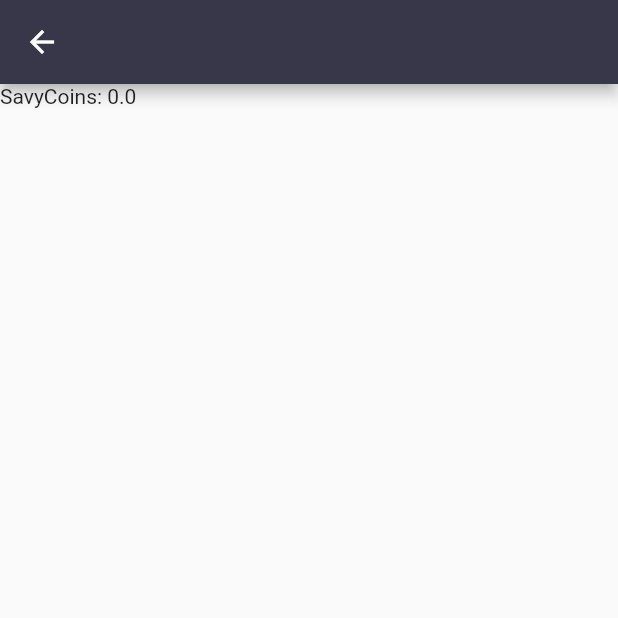
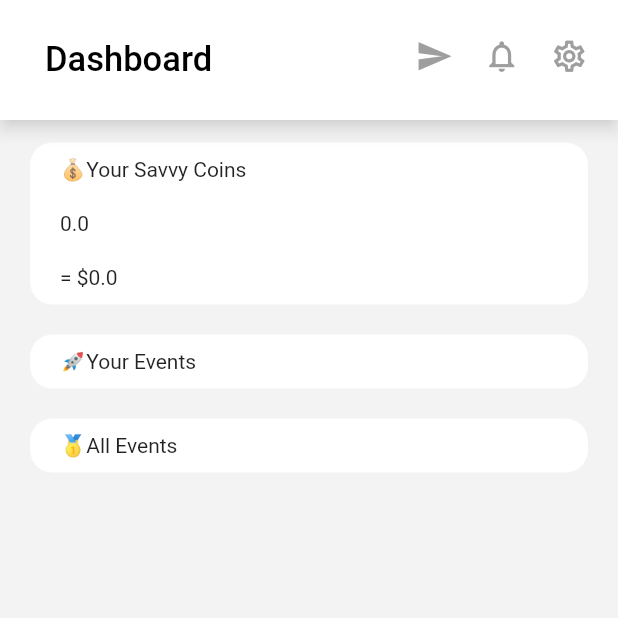
Before and after one commit to RedH11/SavvyApp, a Flutter app: the HomeScreen screen opened directly, on a phone screen of 412 x 824 dp, the top half of it. Run offline on Flutter 3.47's test engine with Material 2 defaults, Android fonts, the phone set to English and light mode, and no system bars; Roboto replaces fonts that are missing (Helvetica Neue).

Commit message:
homescreen cont.

```diff
--- a/lib/main.dart
+++ b/lib/main.dart
@@ -31,8 +31,8 @@ class MyApp extends StatelessWidget {
               .adaptivePlatformDensity // Conforms the UI to the screen size
 
           ),
-      home: IntroScreen(),
-      //home: HomeScreen(),
+      //home: IntroScreen(),
+      home: HomeScreen(),
     );
   }
 }
--- /dev/null
+++ b/lib/screens/home/components/all_events.dart
@@ -0,0 +1,28 @@
+import 'package:flutter/material.dart';
+import 'package:cryptoapp/theme/constants.dart';
+
+class AllEvents extends StatefulWidget {
+  //const AllEvents({Key? key}) : super(key: key);
+
+  @override
+  _AllEventsState createState() => _AllEventsState();
+}
+
+class _AllEventsState extends State<AllEvents> {
+  @override
+  Widget build(BuildContext context) {
+    Widget allEventsBody = Padding(
+        padding: EdgeInsets.symmetric(vertical: 10, horizontal: 20),
+        child:
+            Align(alignment: Alignment.topLeft, child: Text("🥇All Events")));
+    return Padding(
+        padding: EdgeInsets.fromLTRB(sidePadding, 15, sidePadding, 5),
+        child: Container(
+            width: double.infinity,
+            decoration: BoxDecoration(
+                color: Colors.white,
+                borderRadius:
+                    BorderRadius.all(Radius.circular(containerRoundness))),
+            child: Column(children: <Widget>[allEventsBody])));
+  }
+}
--- a/lib/screens/home/components/coins.dart
+++ b/lib/screens/home/components/coins.dart
@@ -1,4 +1,5 @@
 import 'package:flutter/material.dart';
+import 'package:cryptoapp/theme/constants.dart';
 
 class Coins extends StatefulWidget {
   //const Coins({ Key? key }) : super(key: key);
@@ -9,10 +10,38 @@ class Coins extends StatefulWidget {
 
 class _CoinsState extends State<Coins> {
   double coins = 0;
-  String coin_name = "SavyCoins";
+  double dollars = 0;
 
   @override
   Widget build(BuildContext context) {
-    return Text(coin_name + ": " + coins.toString());
+    Widget coinsTitle = Padding(
+        padding: EdgeInsets.symmetric(vertical: 10, horizontal: 20),
+        child: Align(
+            alignment: Alignment.topLeft,
+            child: Text(
+              "💰Your Savvy Coins",
+            )));
+
+    Widget coinsBody = Padding(
+        padding: EdgeInsets.symmetric(vertical: 10, horizontal: 20),
+        child:
+            Align(alignment: Alignment.topLeft, child: Text(coins.toString())));
+
+    Widget dollarsBody = Padding(
+        padding: EdgeInsets.symmetric(vertical: 10, horizontal: 20),
+        child: Align(
+            alignment: Alignment.topLeft,
+            child: Text("= \$" + dollars.toString())));
+
+    return Padding(
+        padding: EdgeInsets.fromLTRB(sidePadding, 15, sidePadding, 5),
+        child: Container(
+            width: double.infinity,
+            decoration: BoxDecoration(
+                color: Colors.white,
+                borderRadius:
+                    BorderRadius.all(Radius.circular(containerRoundness))),
+            child: Column(
+                children: <Widget>[coinsTitle, coinsBody, dollarsBody])));
   }
 }
--- /dev/null
+++ b/lib/screens/home/components/home_body.dart
@@ -0,0 +1,19 @@
+import 'package:cryptoapp/screens/home/components/all_events.dart';
+import 'package:cryptoapp/screens/home/components/your_events.dart';
+import 'package:cryptoapp/theme/constants.dart';
+import 'package:flutter/material.dart';
+import 'package:cryptoapp/screens/home/components/coins.dart';
+
+class HomeBody extends StatelessWidget {
+  //const HomeBody({ Key? key }) : super(key: key);
+
+  @override
+  Widget build(BuildContext context) {
+    return Container(
+      color: backgroundColor,
+      child: Column(
+        children: <Widget>[Coins(), YourEvents(), AllEvents()],
+      ),
+    );
+  }
+}
--- a/lib/screens/home/components/menu.dart
+++ b/lib/screens/home/components/menu.dart
@@ -1,13 +1,13 @@
 import 'package:flutter/material.dart';
+import 'package:cryptoapp/theme/constants.dart';
 
 class Menu extends AppBar {
-  //const Menu({ Key? key }) : super(key: key);
+  //const Menu({Key? key}) : super(key: key);
 
-  @override
   Widget build(BuildContext context) {
     return AppBar(
-      title: Text("Dashboard"),
-      //actions: Icon()
+      title: Text("Dash"),
+      // actions:]
     );
   }
 }
--- /dev/null
+++ b/lib/screens/home/components/your_events.dart
@@ -0,0 +1,29 @@
+import 'package:flutter/material.dart';
+import 'package:cryptoapp/theme/constants.dart';
+
+class YourEvents extends StatefulWidget {
+  //const YourEvents({Key? key}) : super(key: key);
+
+  @override
+  _YourEventsState createState() => _YourEventsState();
+}
+
+class _YourEventsState extends State<YourEvents> {
+  @override
+  Widget build(BuildContext context) {
+    Widget yourEventsBody = Padding(
+        padding: EdgeInsets.symmetric(vertical: 10, horizontal: 20),
+        child:
+            Align(alignment: Alignment.topLeft, child: Text("🚀Your Events")));
+
+    return Padding(
+        padding: EdgeInsets.fromLTRB(sidePadding, 15, sidePadding, 5),
+        child: Container(
+            width: double.infinity,
+            decoration: BoxDecoration(
+                color: Colors.white,
+                borderRadius:
+                    BorderRadius.all(Radius.circular(containerRoundness))),
+            child: Column(children: <Widget>[yourEventsBody])));
+  }
+}
--- a/lib/screens/home/home.dart
+++ b/lib/screens/home/home.dart
@@ -1,15 +1,49 @@
 import 'package:flutter/material.dart';
-import 'package:cryptoapp/screens/home/components/menu.dart';
-import 'package:cryptoapp/screens/home/components/coins.dart';
+//import 'package:cryptoapp/screens/home/components/menu.dart';
+import 'package:cryptoapp/screens/home/components/home_body.dart';
+import 'package:cryptoapp/theme/constants.dart';
 
 class HomeScreen extends StatelessWidget {
   @override
   Widget build(BuildContext context) {
+    Widget menuIcons = Container(
+      child: Row(
+        children: [
+          Padding(
+              padding:
+                  EdgeInsets.fromLTRB(sidePadding, 0, betweenContainers, 5),
+              child: Icon(Icons.send, color: Colors.grey, size: 25)),
+          Padding(
+              padding: EdgeInsets.fromLTRB(
+                  betweenContainers, 0, betweenContainers, 5),
+              child: Icon(
+                Icons.notifications_outlined,
+                color: Colors.grey,
+                size: 25,
+              )),
+          Padding(
+              padding:
+                  EdgeInsets.fromLTRB(betweenContainers, 0, sidePadding, 5),
+              child: Icon(
+                Icons.settings_outlined,
+                color: Colors.grey,
+                size: 25,
+              ))
+        ],
+      ),
+    );
     return Scaffold(
-      appBar: Menu(),
-      body: Column(
-        children: <Widget>[Coins()],
+      backgroundColor: Colors.white,
+      appBar: AppBar(
+        title: Text("Dashboard",
+            style: TextStyle(color: Colors.black, fontSize: 23)),
+        actions: [menuIcons],
+        backgroundColor: Colors.white,
+        toolbarHeight: 80,
+        titleSpacing: 30,
+        shadowColor: Colors.white, // can turn shadow on or off
       ),
+      body: HomeBody(),
     );
   }
 }
```
Also changed, not shown: lib/screens/home/components/allevents.dart (deleted), lib/screens/home/components/yourevents.dart (deleted).
